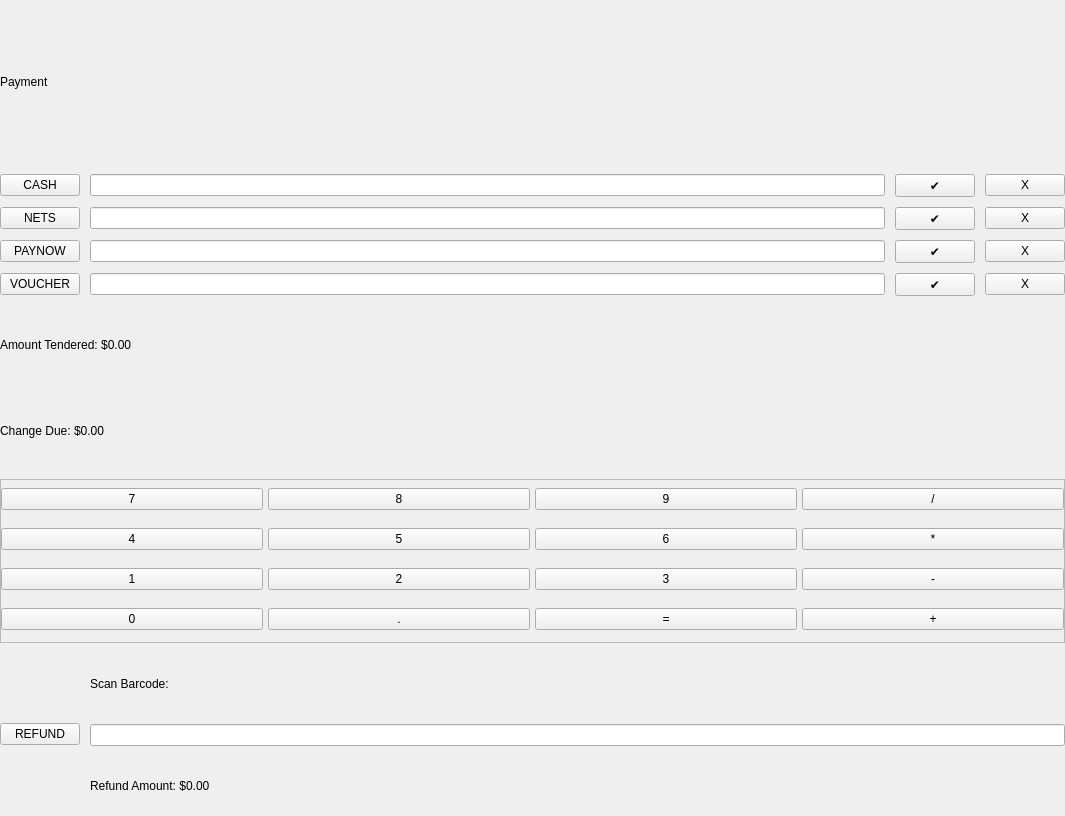
Above: Project/ui/payment_frame.ui from Selvam-T/POS before the change. Below: the same form after it.
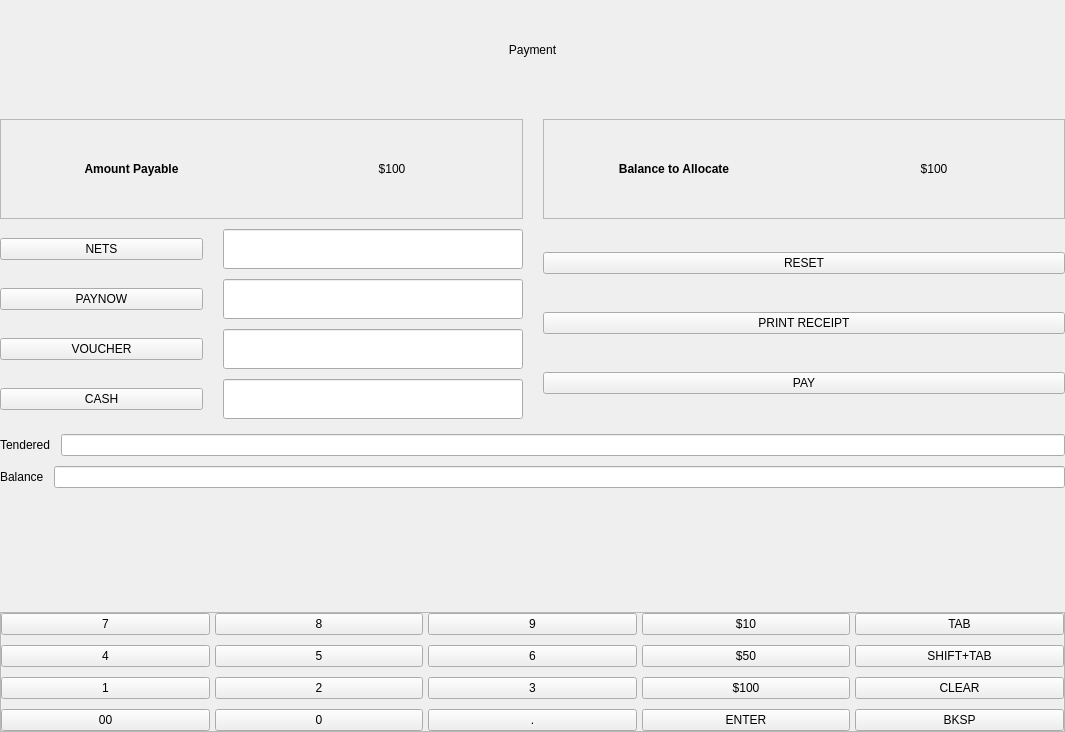
That is the form after the change.

Commit message: payment frame modified, pending refinement

What changed in the file:
```diff
--- a/Project/ui/payment_frame.ui
+++ b/Project/ui/payment_frame.ui
@@ -7,7 +7,7 @@
         <x>0</x>
         <y>0</y>
         <width>1065</width>
-        <height>816</height>
+    <height>732</height>
       </rect>
     </property>
     <layout class="QVBoxLayout" name="mainPaymentLayout">
@@ -31,9 +31,140 @@
           <property name="text">
             <string>Payment</string>
           </property>
-        </widget>
-      </item>
-      <item stretch="3">
+     <property name="alignment">
+      <set>Qt::AlignCenter</set>
+     </property>
+    </widget>
+   </item>
+   <item>
+    <spacer name="verticalSpacer">
+     <property name="orientation">
+      <enum>Qt::Vertical</enum>
+     </property>
+     <property name="sizeType">
+      <enum>QSizePolicy::Fixed</enum>
+     </property>
+     <property name="sizeHint" stdset="0">
+      <size>
+       <width>20</width>
+       <height>10</height>
+      </size>
+     </property>
+    </spacer>
+   </item>
+   <item>
+    <layout class="QHBoxLayout" name="payableLayout">
+     <property name="spacing">
+      <number>20</number>
+     </property>
+     <item>
+      <widget class="QFrame" name="totalPayFrame">
+       <property name="frameShape">
+        <enum>QFrame::StyledPanel</enum>
+       </property>
+       <layout class="QHBoxLayout" name="totalPayLayout">
+        <property name="spacing">
+         <number>0</number>
+        </property>
+        <property name="leftMargin">
+         <number>0</number>
+        </property>
+        <property name="topMargin">
+         <number>0</number>
+        </property>
+        <property name="rightMargin">
+         <number>0</number>
+        </property>
+        <property name="bottomMargin">
+         <number>0</number>
+        </property>
+        <item>
+         <widget class="QLabel" name="totalTtlPayLabel">
+          <property name="font">
+           <font>
+            <weight>75</weight>
+            <bold>true</bold>
+           </font>
+          </property>
+          <property name="text">
+           <string>Amount Payable</string>
+          </property>
+          <property name="alignment">
+           <set>Qt::AlignCenter</set>
+          </property>
+         </widget>
+        </item>
+        <item>
+         <widget class="QLabel" name="totalValPayLabel">
+          <property name="text">
+           <string>$100</string>
+          </property>
+          <property name="alignment">
+           <set>Qt::AlignCenter</set>
+          </property>
+         </widget>
+        </item>
+       </layout>
+      </widget>
+     </item>
+     <item>
+      <widget class="QFrame" name="unallocPayFrame">
+       <property name="frameShape">
+        <enum>QFrame::StyledPanel</enum>
+       </property>
+       <layout class="QHBoxLayout" name="unallocPayLayout">
+        <property name="spacing">
+         <number>0</number>
+        </property>
+        <property name="leftMargin">
+         <number>0</number>
+        </property>
+        <property name="topMargin">
+         <number>0</number>
+        </property>
+        <property name="rightMargin">
+         <number>0</number>
+        </property>
+        <property name="bottomMargin">
+         <number>0</number>
+        </property>
+        <item>
+         <widget class="QLabel" name="unallocTtlPayLabel">
+          <property name="font">
+           <font>
+            <weight>75</weight>
+            <bold>true</bold>
+           </font>
+          </property>
+          <property name="text">
+           <string>Balance to Allocate</string>
+          </property>
+          <property name="alignment">
+           <set>Qt::AlignCenter</set>
+          </property>
+         </widget>
+        </item>
+        <item>
+         <widget class="QLabel" name="unallocValPayLabel">
+          <property name="text">
+           <string>$100</string>
+          </property>
+          <property name="alignment">
+           <set>Qt::AlignCenter</set>
+          </property>
+         </widget>
+        </item>
+       </layout>
+      </widget>
+     </item>
+    </layout>
+   </item>
+   <item>
+    <layout class="QHBoxLayout" name="paymentLayout">
+     <property name="spacing">
+      <number>20</number>
+     </property>
+     <item>
         <layout class="QVBoxLayout" name="paymentMethodsLayout">
           <property name="spacing">
             <number>10</number>
@@ -41,60 +172,28 @@
           <item>
             <layout class="QHBoxLayout" name="cashRow">
               <property name="spacing">
-                <number>10</number>
+          <number>20</number>
               </property>
               <item>
-                <widget class="QPushButton" name="cashBtn">
-                  <property name="text">
-                    <string>CASH</string>
-                  </property>
-                </widget>
-              </item>
-              <item>
-                <widget class="QLineEdit" name="cashInput"/>
-              </item>
-              <item>
-                <widget class="QPushButton" name="cashTick">
-                  <property name="text">
-                    <string>✔</string>
-                  </property>
-                </widget>
-              </item>
-              <item>
-                <widget class="QPushButton" name="cashClear">
-                  <property name="text">
-                    <string>X</string>
-                  </property>
-                </widget>
-              </item>
-            </layout>
-          </item>
-          <item>
-            <layout class="QHBoxLayout" name="netsRow">
-              <property name="spacing">
-                <number>10</number>
-              </property>
-              <item>
-                <widget class="QPushButton" name="netsBtn">
+          <widget class="QPushButton" name="netsPaySlcBtn">
                   <property name="text">
                     <string>NETS</string>
                   </property>
                 </widget>
               </item>
               <item>
-                <widget class="QLineEdit" name="netsInput"/>
-              </item>
-              <item>
-                <widget class="QPushButton" name="netsTick">
-                  <property name="text">
-                    <string>✔</string>
-                  </property>
-                </widget>
-              </item>
-              <item>
-                <widget class="QPushButton" name="netsClear">
-                  <property name="text">
-                    <string>X</string>
+          <widget class="QLineEdit" name="netsPayLineEdit">
+           <property name="sizePolicy">
+            <sizepolicy hsizetype="Fixed" vsizetype="Fixed">
+             <horstretch>0</horstretch>
+             <verstretch>0</verstretch>
+            </sizepolicy>
+           </property>
+           <property name="minimumSize">
+            <size>
+             <width>300</width>
+             <height>40</height>
+            </size>
                   </property>
                 </widget>
               </item>
@@ -103,7 +202,7 @@
           <item>
             <layout class="QHBoxLayout" name="paynowRow">
               <property name="spacing">
-                <number>10</number>
+          <number>20</number>
               </property>
               <item>
                 <widget class="QPushButton" name="paynowBtn">
@@ -113,19 +212,18 @@
                 </widget>
               </item>
               <item>
-                <widget class="QLineEdit" name="paynowInput"/>
-              </item>
-              <item>
-                <widget class="QPushButton" name="paynowTick">
-                  <property name="text">
-                    <string>✔</string>
-                  </property>
-                </widget>
-              </item>
-              <item>
-                <widget class="QPushButton" name="paynowClear">
-                  <property name="text">
-                    <string>X</string>
+          <widget class="QLineEdit" name="paynowPayLineEdit">
+           <property name="sizePolicy">
+            <sizepolicy hsizetype="Fixed" vsizetype="Fixed">
+             <horstretch>0</horstretch>
+             <verstretch>0</verstretch>
+            </sizepolicy>
+           </property>
+           <property name="minimumSize">
+            <size>
+             <width>300</width>
+             <height>40</height>
+            </size>
                   </property>
                 </widget>
               </item>
@@ -134,7 +232,7 @@
           <item>
             <layout class="QHBoxLayout" name="voucherRow">
               <property name="spacing">
-                <number>10</number>
+          <number>20</number>
               </property>
               <item>
                 <widget class="QPushButton" name="voucherBtn">
@@ -144,48 +242,137 @@
                 </widget>
               </item>
               <item>
-                <widget class="QLineEdit" name="voucherInput"/>
-              </item>
+          <widget class="QLineEdit" name="voucherPayLineEdit">
+           <property name="sizePolicy">
+            <sizepolicy hsizetype="Fixed" vsizetype="Fixed">
+             <horstretch>0</horstretch>
+             <verstretch>0</verstretch>
+            </sizepolicy>
+           </property>
+           <property name="minimumSize">
+            <size>
+             <width>300</width>
+             <height>40</height>
+            </size>
+           </property>
+          </widget>
+         </item>
+        </layout>
+       </item>
               <item>
-                <widget class="QPushButton" name="voucherTick">
+        <layout class="QHBoxLayout" name="cashPayLayout">
+         <property name="spacing">
+          <number>20</number>
+         </property>
+         <item>
+          <widget class="QPushButton" name="cashPaySlcBtn">
                   <property name="text">
-                    <string>✔</string>
+            <string>CASH</string>
                   </property>
                 </widget>
               </item>
               <item>
-                <widget class="QPushButton" name="voucherClear">
+          <widget class="QLineEdit" name="cashPayLineEdit">
+           <property name="sizePolicy">
+            <sizepolicy hsizetype="Fixed" vsizetype="Fixed">
+             <horstretch>0</horstretch>
+             <verstretch>0</verstretch>
+            </sizepolicy>
+           </property>
+           <property name="minimumSize">
+            <size>
+             <width>300</width>
+             <height>40</height>
+            </size>
+           </property>
+          </widget>
+         </item>
+        </layout>
+       </item>
+      </layout>
+     </item>
+     <item>
+      <layout class="QVBoxLayout" name="payOpsLayout">
+       <property name="spacing">
+        <number>15</number>
+       </property>
+       <item>
+        <widget class="QPushButton" name="resetPayOpsBtn">
                   <property name="text">
-                    <string>X</string>
+          <string>RESET</string>
                   </property>
                 </widget>
               </item>
+       <item>
+        <widget class="QPushButton" name="printPayOpsBtn">
+         <property name="text">
+          <string>PRINT RECEIPT</string>
+         </property>
+        </widget>
+       </item>
+       <item>
+        <widget class="QPushButton" name="payPayOpsBtn">
+         <property name="text">
+          <string>PAY</string>
+         </property>
+        </widget>
+       </item>
             </layout>
           </item>
         </layout>
       </item>
-      <item stretch="1">
-        <layout class="QVBoxLayout" name="summaryLayout">
+   <item>
+    <layout class="QVBoxLayout" name="cashTrnPayLayout">
           <property name="spacing">
             <number>10</number>
           </property>
+     <property name="topMargin">
+      <number>5</number>
+     </property>
+     <property name="bottomMargin">
+      <number>5</number>
+     </property>
           <item>
-            <widget class="QLabel" name="amountTenderedLabel">
+      <layout class="QHBoxLayout" name="tenderedLayout">
+       <item>
+        <widget class="QLabel" name="tenderTtlPayLabel">
               <property name="text">
-                <string>Amount Tendered: $0.00</string>
+          <string>Tendered</string>
               </property>
             </widget>
           </item>
           <item>
-            <widget class="QLabel" name="changeDueLabel">
+        <widget class="QLineEdit" name="tenderValPayLineEdit"/>
+       </item>
+      </layout>
+     </item>
+     <item>
+      <layout class="QHBoxLayout" name="balanceLayout">
+       <item>
+        <widget class="QLabel" name="balanceTtlPayLabel">
               <property name="text">
-                <string>Change Due: $0.00</string>
+          <string>Balance</string>
               </property>
             </widget>
           </item>
-        </layout>
-      </item>
-      <item stretch="3">
+       <item>
+        <widget class="QLineEdit" name="balanceValPayLineEdit"/>
+       </item>
+      </layout>
+     </item>
+    </layout>
+   </item>
+   <item>
+    <widget class="QLabel" name="payStatusLabel">
+     <property name="text">
+      <string/>
+     </property>
+     <property name="alignment">
+      <set>Qt::AlignCenter</set>
+     </property>
+    </widget>
+   </item>
+   <item>
         <widget class="QFrame" name="keypadFrame">
           <property name="frameShape">
             <enum>QFrame::StyledPanel</enum>
@@ -238,7 +425,14 @@
                 <item>
                   <widget class="QPushButton" name="btnDivide">
                     <property name="text">
-                      <string>/</string>
+           <string>$10</string>
+          </property>
+         </widget>
+        </item>
+        <item>
+         <widget class="QPushButton" name="keyFastBtntab">
+          <property name="text">
+           <string>TAB</string>
                     </property>
                   </widget>
                 </item>
@@ -273,7 +467,14 @@
                 <item>
                   <widget class="QPushButton" name="btnMultiply">
                     <property name="text">
-                      <string>*</string>
+           <string>$50</string>
+          </property>
+         </widget>
+        </item>
+        <item>
+         <widget class="QPushButton" name="keyFastBtnshftab">
+          <property name="text">
+           <string>SHIFT+TAB</string>
                     </property>
                   </widget>
                 </item>
@@ -308,7 +509,14 @@
                 <item>
                   <widget class="QPushButton" name="btnMinus">
                     <property name="text">
-                      <string>-</string>
+           <string>$100</string>
+          </property>
+         </widget>
+        </item>
+        <item>
+         <widget class="QPushButton" name="keyFastBtnclr">
+          <property name="text">
+           <string>CLEAR</string>
                     </property>
                   </widget>
                 </item>
@@ -320,7 +528,14 @@
                   <number>5</number>
                 </property>
                 <item>
-                  <widget class="QPushButton" name="btn0">
+         <widget class="QPushButton" name="keyNumBtn00">
+          <property name="text">
+           <string>00</string>
+          </property>
+         </widget>
+        </item>
+        <item>
+         <widget class="QPushButton" name="keyNumBtn0">
                     <property name="text">
                       <string>0</string>
                     </property>
@@ -336,14 +551,14 @@
                 <item>
                   <widget class="QPushButton" name="btnEquals">
                     <property name="text">
-                      <string>=</string>
+           <string>ENTER</string>
                     </property>
                   </widget>
                 </item>
                 <item>
                   <widget class="QPushButton" name="btnPlus">
                     <property name="text">
-                      <string>+</string>
+           <string>BKSP</string>
                     </property>
                   </widget>
                 </item>
@@ -352,41 +567,6 @@
           </layout>
         </widget>
       </item>
-      <item stretch="1">
-        <layout class="QHBoxLayout" name="refundLayout">
-          <property name="spacing">
-            <number>10</number>
-          </property>
-          <item>
-            <widget class="QPushButton" name="refundBtn">
-              <property name="text">
-                <string>REFUND</string>
-              </property>
-            </widget>
-          </item>
-          <item>
-            <layout class="QVBoxLayout" name="refundFields">
-              <item>
-                <widget class="QLabel" name="scanLabel">
-                  <property name="text">
-                    <string>Scan Barcode:</string>
-                  </property>
-                </widget>
-              </item>
-              <item>
-                <widget class="QLineEdit" name="refundInput"/>
-              </item>
-              <item>
-                <widget class="QLabel" name="refundAmountLabel">
-                  <property name="text">
-                    <string>Refund Amount: $0.00</string>
-                  </property>
-                </widget>
-              </item>
-            </layout>
-          </item>
-        </layout>
-      </item>
     </layout>
   </widget>
   <resources/>
```
Left out of the diff: 42 changed lines with no effect on the pictures. Lines whose indentation alone changed are shown as unchanged. The commit also changes 2 other files.
